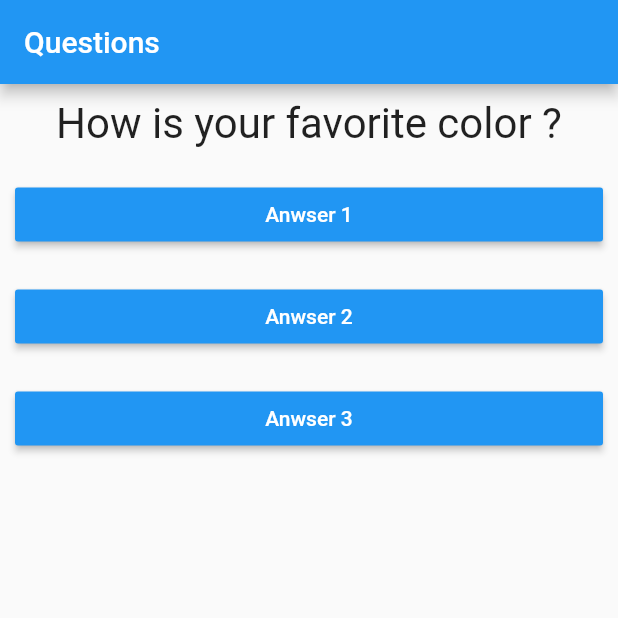
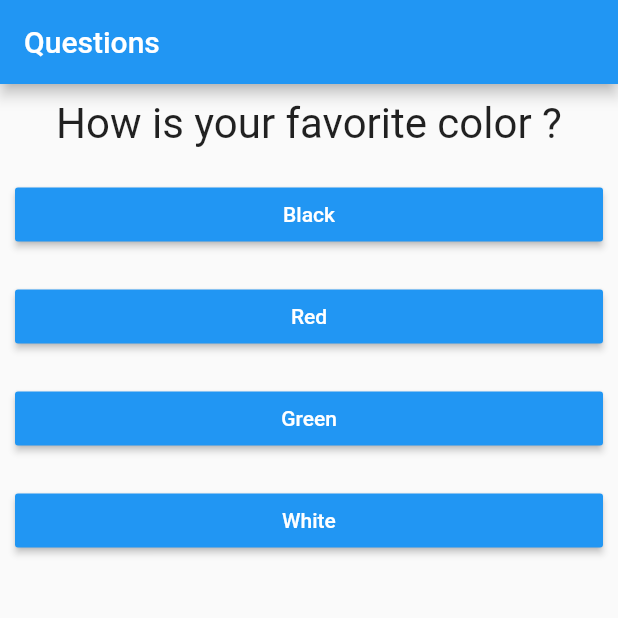
Before and after one commit to robsonoduarte/learn-flutter, a Flutter app: the screen it shows after launch, on a phone screen of 412 x 824 dp, the top half of it. Run offline on Flutter 3.47's test engine with Material 2 defaults, Android fonts, the light colour scheme and no system bars.

Commit message:
using imperative programming

```diff
--- a/flutter-curse/flutter_basic/lib/main.dart
+++ b/flutter-curse/flutter_basic/lib/main.dart
@@ -17,32 +17,30 @@ class _QuestionAppState extends State<QuestionApp> {
   Widget build(BuildContext context) {
     final questionsAndAnswers = [
       {
-        'text': 'How is your favorite color ?',
-        'awsers': ['Black', 'Red', 'Green', 'White']
+        'question': 'How is your favorite color ?',
+        'answers': ['Black', 'Red', 'Green', 'White'],
       },
       {
-        'text': 'How is your favorite color ?',
-        'awsers': ['Dog', 'Cat', 'Duck', 'Elefant']
+        'question': 'How is your favorite color ?',
+        'answers': ['Dog', 'Cat', 'Duck', 'Elefant'],
       },
       {
-        'text': 'How is your favorite Theacher ?',
-        'awsers': ['Robson', 'Ana Mara', 'Cida', 'Antonio']
+        'question': 'How is your favorite Theacher ?',
+        'answers': ['Robson', 'Ana Mara', 'Cida', 'Antonio'],
       }
     ];
+
+    List<String> answers = questionsAndAnswers[_questionSelected]['answers'];
 
     return MaterialApp(
         home: Scaffold(
       appBar: AppBar(
         title: Text('Questions'),
       ),
-      body: Column(
-        children: [
-          Question(questionsAndAnswers[_questionSelected]['text']),
-          Answer('Anwser 1', _answer),
-          Answer('Anwser 2', _answer),
-          Answer('Anwser 3', _answer),
-        ],
-      ),
+      body: Column(children: [
+        Question(questionsAndAnswers[_questionSelected]['question']),
+        ...answers.map((answer) => Answer(answer, _answer)).toList(),
+      ]),
     ));
   }
 }
--- a/flutter-curse/flutter_basic/pubspec.yaml
+++ b/flutter-curse/flutter_basic/pubspec.yaml
@@ -14,7 +14,7 @@ description: A new Flutter project.
 version: 1.0.0+1
 
 environment:
-  sdk: ">=2.1.0 <3.0.0"
+  sdk: ">=2.2.2 <3.0.0"
 
 dependencies:
   flutter:
```
